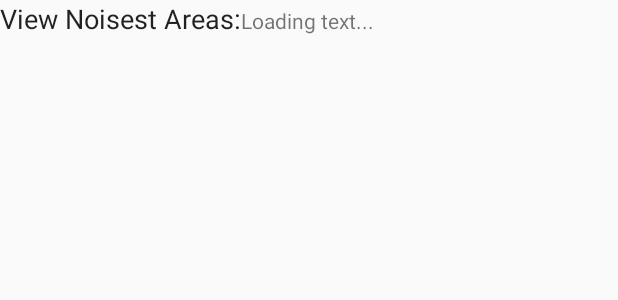
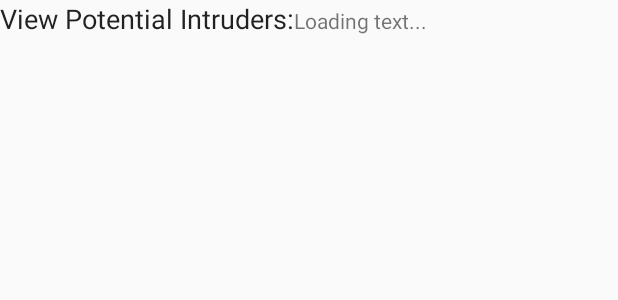
Before and after one commit to zhiw3n/IS416, an Android app: the layout second_layout.xml on its own in the app's theme, with its tools: preview values and no code run, on a phone screen of 412 x 824 dp. Shown: the top 300 px of the screen. Run offline under Robolectric (Android 15) with nearby library versions, the phone set to English and light mode, and no system bars.

Commit message:
dads
asdas

```diff
--- a/app/src/main/java/mobile/noise/MainActivity.java
+++ b/app/src/main/java/mobile/noise/MainActivity.java
@@ -228,7 +228,7 @@ public class MainActivity extends AppCompatActivity{
                     for (int i = 0; i < jArray.length(); i++) {
                         JSONObject json_data = jArray.getJSONObject(i);
                         thiefArray = "There is a movement at "  + json_data.getString("location")
-                        + "at this time " + json_data.getString("time")   ;
+                        + " at this time " + json_data.getString("time") ;
                     }
                 } catch (JSONException e) {
                     e.printStackTrace();
--- a/app/src/main/java/mobile/noise/mobile/noise/sensorservices/BackgroundTask.java
+++ b/app/src/main/java/mobile/noise/mobile/noise/sensorservices/BackgroundTask.java
@@ -241,6 +241,7 @@ try {
             } catch (IOException e) {
                 e.printStackTrace();
             }
+
         }
         return null;
     }
--- a/app/src/main/res/layout/second_layout.xml
+++ b/app/src/main/res/layout/second_layout.xml
@@ -8,7 +8,7 @@
         android:layout_width="wrap_content"
         android:layout_height="wrap_content"
         android:textAppearance="@android:style/TextAppearance.Medium"
-        android:text="View Noisest Areas:"
+        android:text="View Potential Intruders:"
         android:id="@+id/textView3" />
 
     <TextView
```
